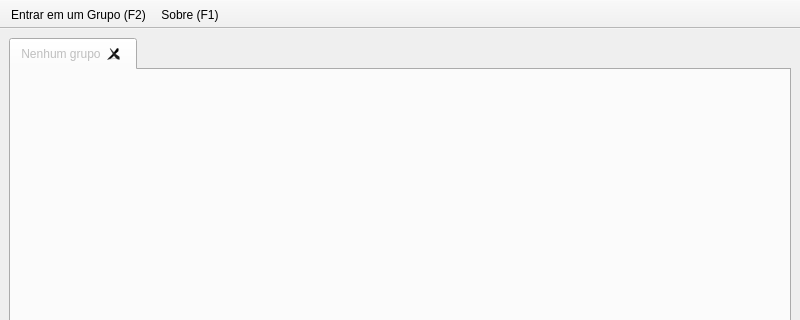
Above: app/ChatWindow.ui from cskab46/SpreadChat before the change; both pictures show x 0 to 800 and y 0 to 320 of the 800 by 600 pixel window. Below: the same form after it.
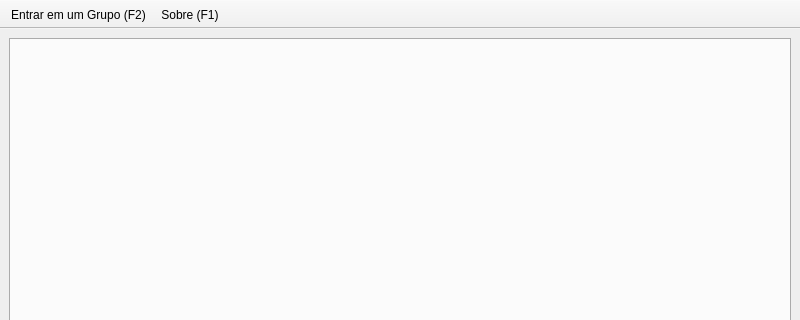
That is the form after the change.

Commit message: Adicionadas abas de grupos de chat

```diff
--- a/app/ChatWindow.ui
+++ b/app/ChatWindow.ui
@@ -23,11 +23,6 @@
       <property name="tabsClosable">
        <bool>true</bool>
       </property>
-      <widget class="QWidget" name="tab">
-       <attribute name="title">
-        <string>Nenhum grupo</string>
-       </attribute>
-      </widget>
      </widget>
     </item>
    </layout>
```
The commit also changes 10 other files.
